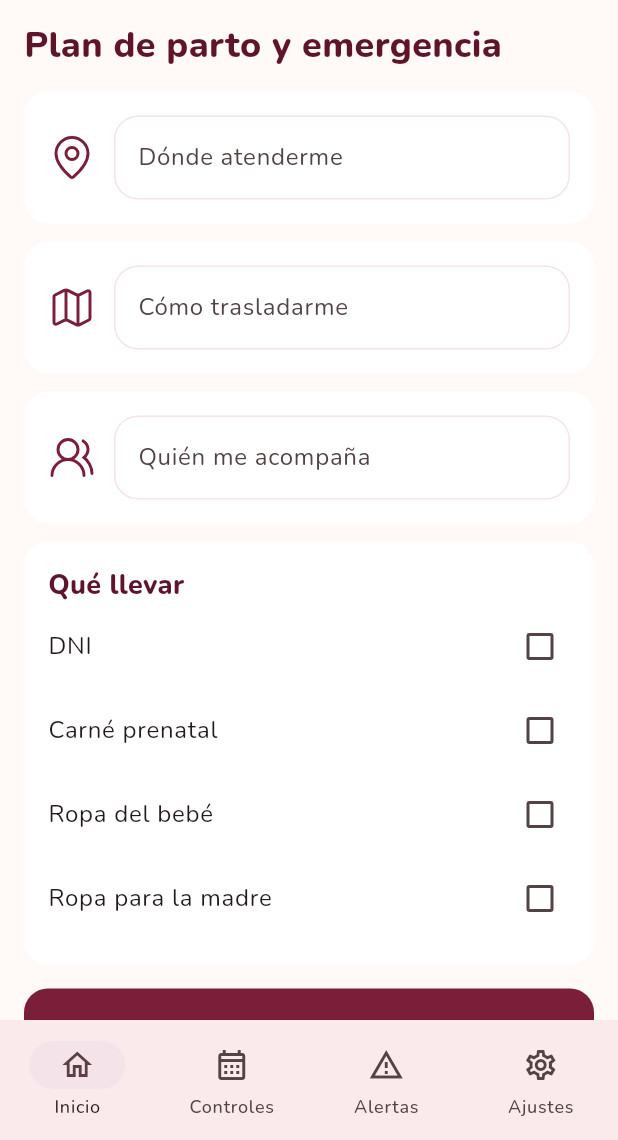
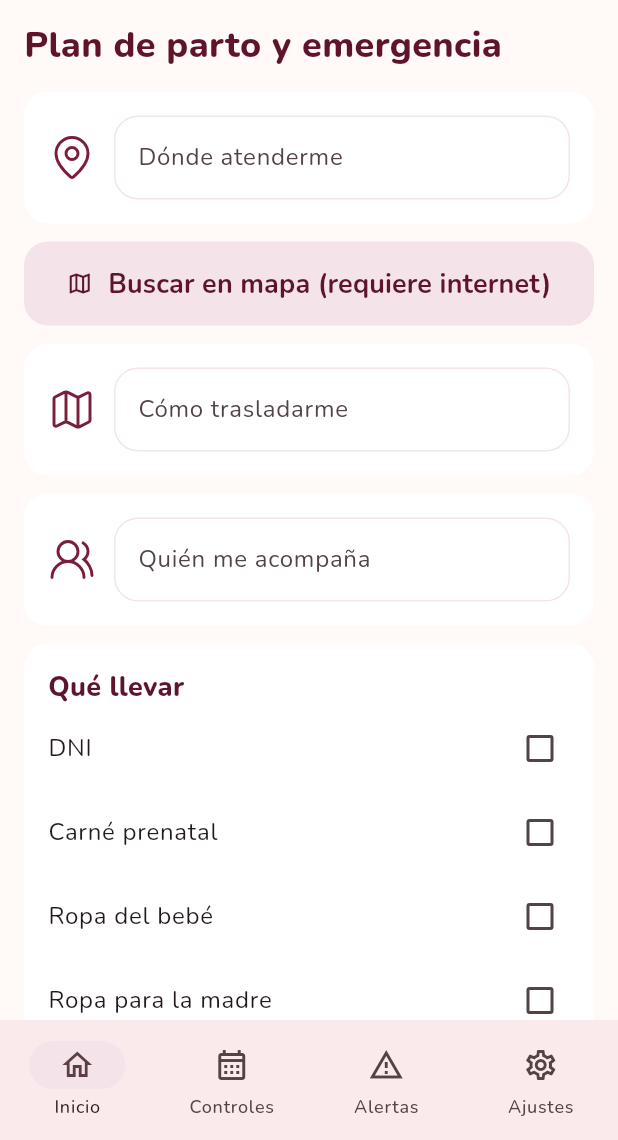
Before and after one commit to jesus270125/proyecto-control-de-madres-gestantes, a Flutter app: the BirthPlanScreen screen opened directly with empty values, on a phone screen of 412 x 824 dp, the part 96-1236 px from its top. Run offline on Flutter 3.47's test engine with Material 3 defaults, Android fonts, the phone set to English and light mode, and no system bars; our stand-ins replace flutter_secure_storage, flutter_svg, flutter_tts, share_plus, sqflite_sqlcipher; accounts and stored records are empty; project files that could hold a hidden picture were left out.

Commit message:
Completa datos de control y búsqueda de atención

```diff
--- a/mobile/lib/screens/prenatal_screens.dart
+++ b/mobile/lib/screens/prenatal_screens.dart
@@ -27,7 +27,7 @@ class _ControlsScreenState extends State<ControlsScreen> {
     return ListView(padding: const EdgeInsets.all(16), children: [const SectionTitle('Mis controles'), const SizedBox(height: 16),
       RoundedCard(color: rose, onTap: chooseDate, child: Row(children: [art('1f426'), const SizedBox(width: 12), Expanded(child: Text(nextDate == null ? 'Próximo control:\nToca para agregar una fecha' : 'Próximo control:\n${dateLabel(nextDate!)} · ${TimeOfDay.fromDateTime(nextDate!).format(context)}', style: const TextStyle(fontWeight: FontWeight.w800))), const Icon(Icons.edit_outlined, color: wine)])),
       const SizedBox(height: 16), const Text('Historial de controles', style: TextStyle(fontSize: 18, fontWeight: FontWeight.w800)), const SizedBox(height: 8),
-      if (list.isEmpty) const RoundedCard(child: Text('Aún no has registrado controles.')) else ...list.map((c) => Padding(padding: const EdgeInsets.only(bottom: 8), child: RoundedCard(child: Row(children: [art('3154b', size: 24), const SizedBox(width: 12), Expanded(child: Text('${dateLabel(c.date)}\n${c.weight} kg · ${c.systolic}/${c.diastolic} mmHg · ${c.hemoglobin} g/dL'))])))),
+      if (list.isEmpty) const RoundedCard(child: Text('Aún no has registrado controles.')) else ...list.map((c) => Padding(padding: const EdgeInsets.only(bottom: 8), child: RoundedCard(child: Row(children: [art('3154b', size: 24), const SizedBox(width: 12), Expanded(child: Column(crossAxisAlignment: CrossAxisAlignment.start, children: [Text('${dateLabel(c.date)}\n${c.weight} kg · ${c.systolic}/${c.diastolic} mmHg · ${c.hemoglobin} g/dL'), if (c.vaccines.isNotEmpty) Text('Vacunas: ${c.vaccines}')]))])))),
       const SizedBox(height: 8), PrimaryButton('Registrar control', onPressed: add, icon: const Icon(Icons.add)), const SizedBox(height: 8),
       PrimaryButton('Carné prenatal digital', secondary: true, onPressed: () => Navigator.push(context, MaterialPageRoute(builder: (_) => PrenatalCardScreen(controls: list)))),
       const SizedBox(height: 8), const Text('La fecha de la cita se guarda en este teléfono. Confírmala con tu establecimiento.', style: TextStyle(fontSize: 13))]); });
--- a/mobile/lib/screens/support_screens.dart
+++ b/mobile/lib/screens/support_screens.dart
@@ -43,8 +43,15 @@ class _BirthPlanScreenState extends State<BirthPlanScreen> {
   @override void dispose() { place.dispose(); transport.dispose(); companion.dispose(); super.dispose(); }
   Future<void> load() async { final s = await settings?.getSetting('birth_plan'); if (s == null) return; try { final data = jsonDecode(s) as Map<String,dynamic>; if (!mounted) return; setState(() { place.text = data['place'] as String? ?? ''; transport.text = data['transport'] as String? ?? ''; companion.text = data['companion'] as String? ?? ''; checked.addAll((data['items'] as List<dynamic>? ?? []).cast<String>()); }); } catch (_) {} }
   Future<void> save() async { await settings?.saveSetting('birth_plan', jsonEncode({'place': place.text.trim(), 'transport': transport.text.trim(), 'companion': companion.text.trim(), 'items': checked.toList()})); if (mounted) ScaffoldMessenger.of(context).showSnackBar(const SnackBar(content: Text('Plan guardado en este dispositivo.'))); }
+  Future<void> openMap() async {
+    final value = place.text.trim();
+    if (value.isEmpty) { ScaffoldMessenger.of(context).showSnackBar(const SnackBar(content: Text('Agrega el establecimiento que deseas buscar.'))); return; }
+    final uri = Uri.https('www.google.com', '/maps/search/', {'api': '1', 'query': value});
+    try { if (!await launchUrl(uri, mode: LaunchMode.externalApplication)) throw StateError('No disponible'); }
+    catch (_) { if (mounted) ScaffoldMessenger.of(context).showSnackBar(const SnackBar(content: Text('No se pudo abrir el mapa.'))); }
+  }
   @override Widget build(BuildContext context) => Scaffold(appBar: const BrandBar(), bottomNavigationBar: const FigNavigation(selected: 0), body: SafeArea(child: ListView(padding: const EdgeInsets.all(16), children: [const SectionTitle('Plan de parto y emergencia'), const SizedBox(height: 16),
-    planField('3f54b','Dónde atenderme',place), planField('0980b','Cómo trasladarme',transport), planField('7221a','Quién me acompaña',companion),
+    planField('3f54b','Dónde atenderme',place), PrimaryButton('Buscar en mapa (requiere internet)', secondary: true, onPressed: openMap, icon: const Icon(Icons.map_outlined)), const SizedBox(height: 12), planField('0980b','Cómo trasladarme',transport), planField('7221a','Quién me acompaña',companion),
     RoundedCard(child: Column(crossAxisAlignment: CrossAxisAlignment.start, children: [const Text('Qué llevar', style: TextStyle(fontSize: 18, fontWeight: FontWeight.w800)), for (final item in ['DNI','Carné prenatal','Ropa del bebé','Ropa para la madre']) CheckboxListTile(contentPadding: EdgeInsets.zero, title: Text(item), value: checked.contains(item), onChanged: (v) => setState(() { if (v == true) { checked.add(item); } else { checked.remove(item); } }))])), const SizedBox(height: 16), PrimaryButton('Guardar mi plan', onPressed: save), const SizedBox(height: 8), PrimaryButton('Red de apoyo', secondary: true, onPressed: () => Navigator.push(context, MaterialPageRoute(builder: (_) => SupportScreen(repository: widget.repository)))),
   ])));
   Widget planField(String icon, String title, TextEditingController c) => Padding(padding: const EdgeInsets.only(bottom: 12), child: RoundedCard(child: Row(children: [art(icon, size: 32), const SizedBox(width: 12), Expanded(child: TextField(controller: c, maxLength: 120, decoration: InputDecoration(labelText: title, counterText: '', border: InputBorder.none, filled: false)))])));
```
Also changed, not shown: 1 other file.
